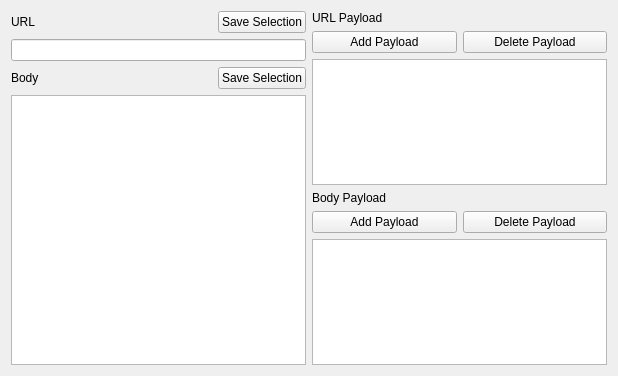
Qt form examples/fuzz-components/payload-editor/payloadeditorwidget.ui (dendergunov/HTTP-Fuzzer) before a commit.
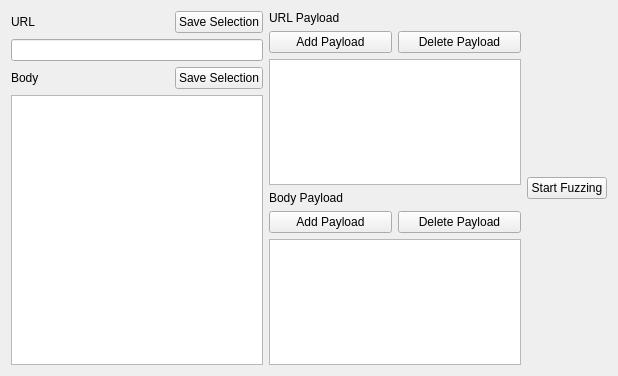
The same form after that commit.

Commit message: Fuzz-components implement substring overlap check

```diff
--- a/examples/fuzz-components/payload-editor/payloadeditorwidget.ui
+++ b/examples/fuzz-components/payload-editor/payloadeditorwidget.ui
@@ -177,6 +177,17 @@
      </item>
     </layout>
    </item>
+   <item row="0" column="2">
+    <layout class="QVBoxLayout" name="fuzzVLayout">
+     <item>
+      <widget class="QPushButton" name="fuzzButton">
+       <property name="text">
+        <string>Start Fuzzing</string>
+       </property>
+      </widget>
+     </item>
+    </layout>
+   </item>
   </layout>
  </widget>
  <resources/>
```
The commit also changes 5 other files.
